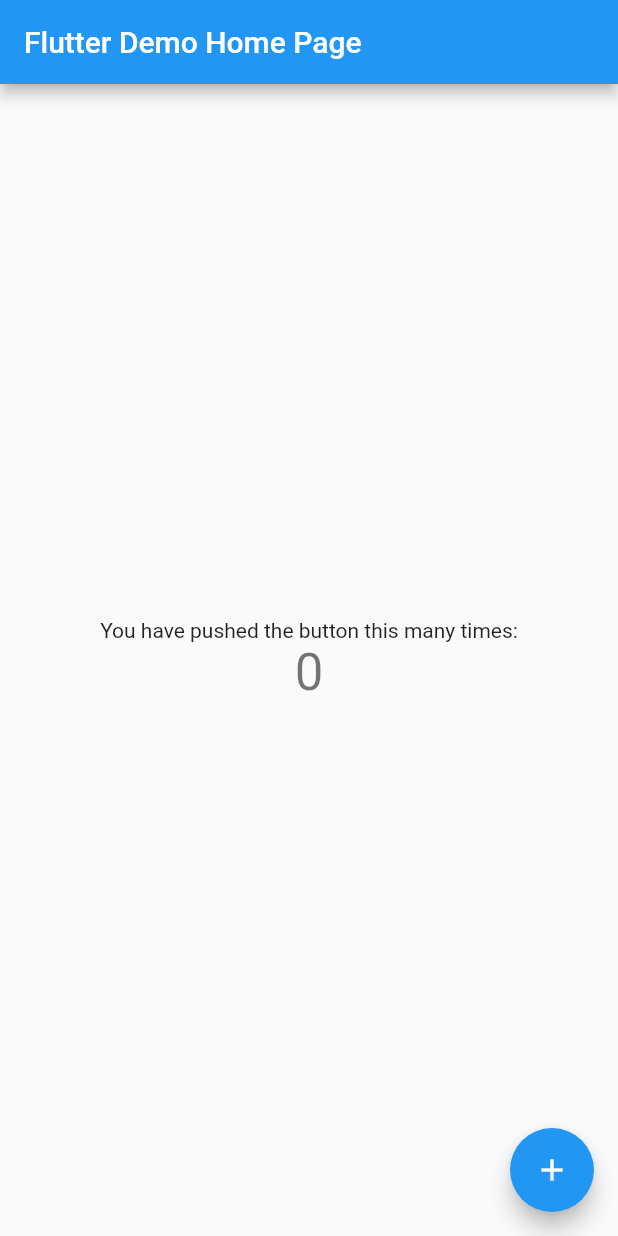
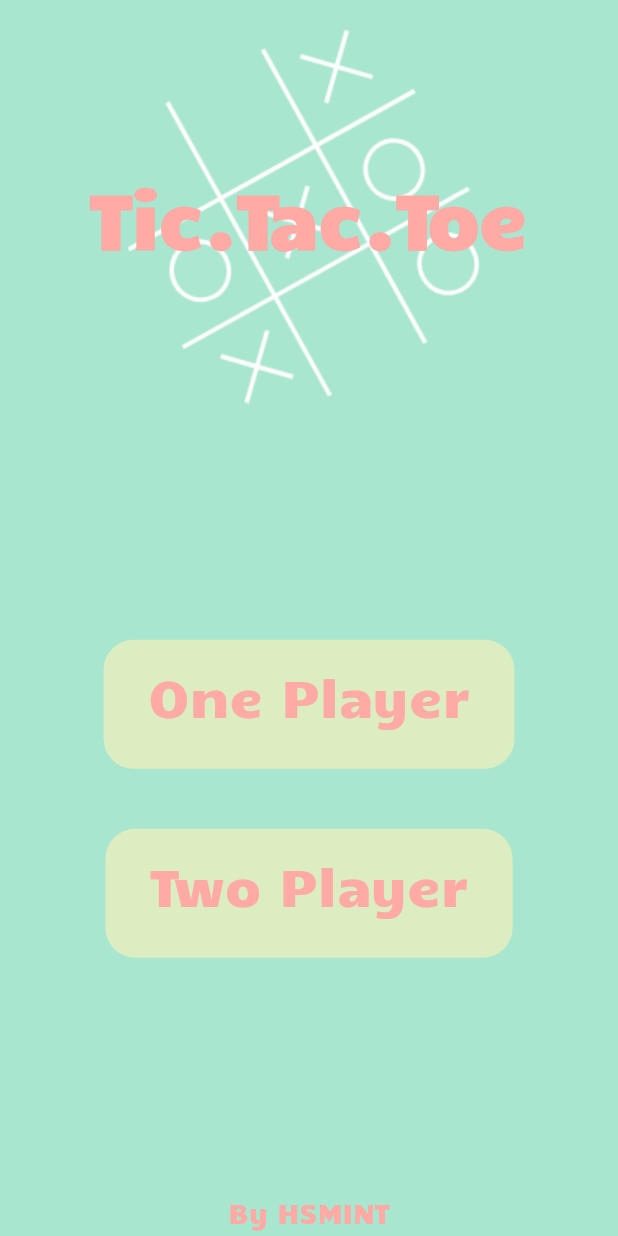
Before and after one commit to hsmint/Tic-Tae-Toe, a Flutter app: the screen it shows after launch, on a phone screen of 412 x 824 dp. Run offline on Flutter 3.47's test engine with Material 2 defaults, Android fonts, the phone set to English and light mode, and no system bars.

Commit message:
👋 Menu page

```diff
--- /dev/null
+++ b/lib/components/button.dart
@@ -0,0 +1,25 @@
+import 'package:flutter/cupertino.dart';
+import 'package:flutter/material.dart';
+import 'package:flutter/painting.dart';
+import 'package:tic_tae_toe/constants.dart';
+
+class Button extends StatelessWidget {
+  Button({@required this.text});
+
+  final String text;
+
+  @override
+  Widget build(BuildContext context) {
+    return Container(
+      padding: EdgeInsets.all(30.0),
+      decoration: BoxDecoration(
+        borderRadius: BorderRadius.circular(20.0),
+        color: Color(0xFFDCEDC1),
+      ),
+      child: Text(
+        text,
+        style: kButtonTextStyle,
+      ),
+    );
+  }
+}
--- /dev/null
+++ b/lib/constants.dart
@@ -0,0 +1,24 @@
+import 'package:flutter/cupertino.dart';
+import 'package:flutter/material.dart';
+
+const kTextColor = Color(0xFFFFAAA5);
+
+const kTitleStyle = TextStyle(
+  color: kTextColor,
+  fontFamily: 'Candal',
+  fontWeight: FontWeight.bold,
+  fontSize: 50.0,
+);
+
+const kButtonTextStyle = TextStyle(
+  color: kTextColor,
+  fontFamily: 'Candal',
+  fontSize: 35.0,
+  height: 0.75,
+);
+
+const kFooterTextStyle = TextStyle(
+  color: kTextColor,
+  fontFamily: 'Candal',
+  fontSize: 18.0,
+);
--- a/lib/main.dart
+++ b/lib/main.dart
@@ -1,117 +1,16 @@
 import 'package:flutter/material.dart';
+import 'package:tic_tae_toe/screens/menu.dart';
 
-void main() {
-  runApp(MyApp());
-}
+void main() => runApp(TicTacToe());
 
-class MyApp extends StatelessWidget {
-  // This widget is the root of your application.
+class TicTacToe extends StatelessWidget {
   @override
   Widget build(BuildContext context) {
     return MaterialApp(
-      title: 'Flutter Demo',
-      theme: ThemeData(
-        // This is the theme of your application.
-        //
-        // Try running your application with "flutter run". You'll see the
-        // application has a blue toolbar. Then, without quitting the app, try
-        // changing the primarySwatch below to Colors.green and then invoke
-        // "hot reload" (press "r" in the console where you ran "flutter run",
-        // or simply save your changes to "hot reload" in a Flutter IDE).
-        // Notice that the counter didn't reset back to zero; the application
-        // is not restarted.
-        primarySwatch: Colors.blue,
-        // This makes the visual density adapt to the platform that you run
-        // the app on. For desktop platforms, the controls will be smaller and
-        // closer together (more dense) than on mobile platforms.
-        visualDensity: VisualDensity.adaptivePlatformDensity,
-      ),
-      home: MyHomePage(title: 'Flutter Demo Home Page'),
+      initialRoute: '/',
+      routes: {
+        '/': (context) => Menu()
+      }
     );
   }
 }
-
-class MyHomePage extends StatefulWidget {
-  MyHomePage({Key key, this.title}) : super(key: key);
-
-  // This widget is the home page of your application. It is stateful, meaning
-  // that it has a State object (defined below) that contains fields that affect
-  // how it looks.
-
-  // This class is the configuration for the state. It holds the values (in this
-  // case the title) provided by the parent (in this case the App widget) and
-  // used by the build method of the State. Fields in a Widget subclass are
-  // always marked "final".
-
-  final String title;
-
-  @override
-  _MyHomePageState createState() => _MyHomePageState();
-}
-
-class _MyHomePageState extends State<MyHomePage> {
-  int _counter = 0;
-
-  void _incrementCounter() {
-    setState(() {
-      // This call to setState tells the Flutter framework that something has
-      // changed in this State, which causes it to rerun the build method below
-      // so that the display can reflect the updated values. If we changed
-      // _counter without calling setState(), then the build method would not be
-      // called again, and so nothing would appear to happen.
-      _counter++;
-    });
-  }
-
-  @override
-  Widget build(BuildContext context) {
-    // This method is rerun every time setState is called, for instance as done
-    // by the _incrementCounter method above.
-    //
-    // The Flutter framework has been optimized to make rerunning build methods
-    // fast, so that you can just rebuild anything that needs updating rather
-    // than having to individually change instances of widgets.
-    return Scaffold(
-      appBar: AppBar(
-        // Here we take the value from the MyHomePage object that was created by
-        // the App.build method, and use it to set our appbar title.
-        title: Text(widget.title),
-      ),
-      body: Center(
-        // Center is a layout widget. It takes a single child and positions it
-        // in the middle of the parent.
-        child: Column(
-          // Column is also a layout widget. It takes a list of children and
-          // arranges them vertically. By default, it sizes itself to fit its
-          // children horizontally, and tries to be as tall as its parent.
-          //
-          // Invoke "debug painting" (press "p" in the console, choose the
-          // "Toggle Debug Paint" action from the Flutter Inspector in Android
-          // Studio, or the "Toggle Debug Paint" command in Visual Studio Code)
-          // to see the wireframe for each widget.
-          //
-          // Column has various properties to control how it sizes itself and
-          // how it positions its children. Here we use mainAxisAlignment to
-          // center the children vertically; the main axis here is the vertical
-          // axis because Columns are vertical (the cross axis would be
-          // horizontal).
-          mainAxisAlignment: MainAxisAlignment.center,
-          children: <Widget>[
-            Text(
-              'You have pushed the button this many times:',
-            ),
-            Text(
-              '$_counter',
-              style: Theme.of(context).textTheme.headline4,
-            ),
-          ],
-        ),
-      ),
-      floatingActionButton: FloatingActionButton(
-        onPressed: _incrementCounter,
-        tooltip: 'Increment',
-        child: Icon(Icons.add),
-      ), // This trailing comma makes auto-formatting nicer for build methods.
-    );
-  }
-}
--- /dev/null
+++ b/lib/screens/menu.dart
@@ -0,0 +1,52 @@
+import 'package:flutter/cupertino.dart';
+import 'package:flutter/material.dart';
+import 'package:tic_tae_toe/components/button.dart';
+import 'package:tic_tae_toe/constants.dart';
+
+class Menu extends StatelessWidget {
+  @override
+  Widget build(BuildContext context) {
+    return Scaffold(
+      backgroundColor: Color(0xFFA8E6CF),
+      body: SafeArea(
+        child: Column(
+          mainAxisAlignment: MainAxisAlignment.center,
+          children: <Widget>[
+            Container(
+              margin: EdgeInsets.only(top: 20.0),
+              child: Center(
+                child: Stack(
+                  alignment: Alignment.center,
+                  children: <Widget>[
+                    Image.asset('images/tictactoe.png'),
+                    Text(
+                      'Tic.Tac.Toe',
+                      style: kTitleStyle,
+                    ),
+                  ],
+                ),
+              ),
+            ),
+            Expanded(
+              child: Column(
+                mainAxisAlignment: MainAxisAlignment.center,
+                children: <Widget>[
+                  Button(text: 'One Player'),
+                  SizedBox(height: 40.0),
+                  Button(text: 'Two Player'),
+                ],
+              ),
+            ),
+            Container(
+              margin: EdgeInsets.only(bottom: 5.0),
+              child: Text(
+                'By HSMINT',
+                style: kFooterTextStyle,
+              ),
+            )
+          ],
+        ),
+      ),
+    );
+  }
+}
```
Also changed, not shown: pubspec.yaml (+6 -51 lines), fonts/Candal-Regular.ttf (added), images/tictactoe.png (added).
